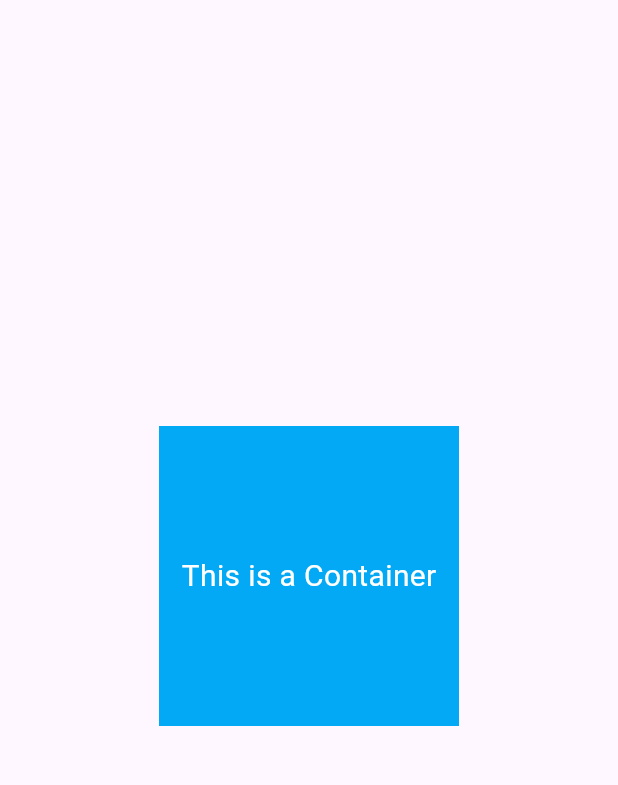
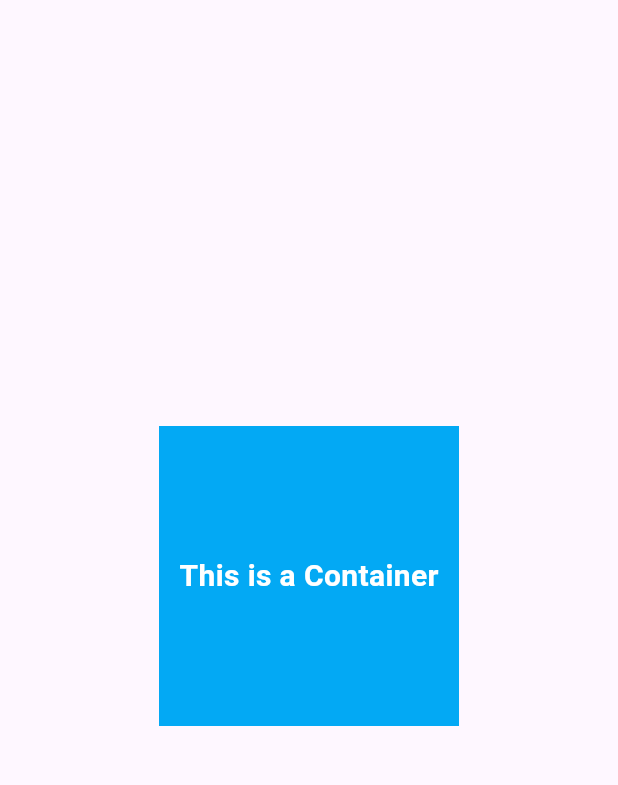
Before and after one commit to Raj-Mandal-20/first_flutter_app, a Flutter app: the screen it shows after launch, on a phone screen of 412 x 824 dp, the part 84-869 px from its top. Run offline on Flutter 3.47's test engine with Material 3 defaults, Android fonts, the phone set to English and light mode, and no system bars.

Commit message:
adding fontweight in text widget

```diff
--- a/lib/main.dart
+++ b/lib/main.dart
@@ -21,7 +21,14 @@ class Home extends StatelessWidget {
           width: 200,
           height: 200,
           color: Colors.lightBlue,
-          child : const Center(child: Text('This is a Container',style: TextStyle(fontSize: 20, color: Colors.white)))
+          child : const Center(
+              child: Text(
+                  'This is a Container',
+                    style: TextStyle(
+                    fontSize: 20, color: Colors.white, fontWeight: FontWeight.bold
+                  )
+              )
+          )
 
         ),
       )
```
